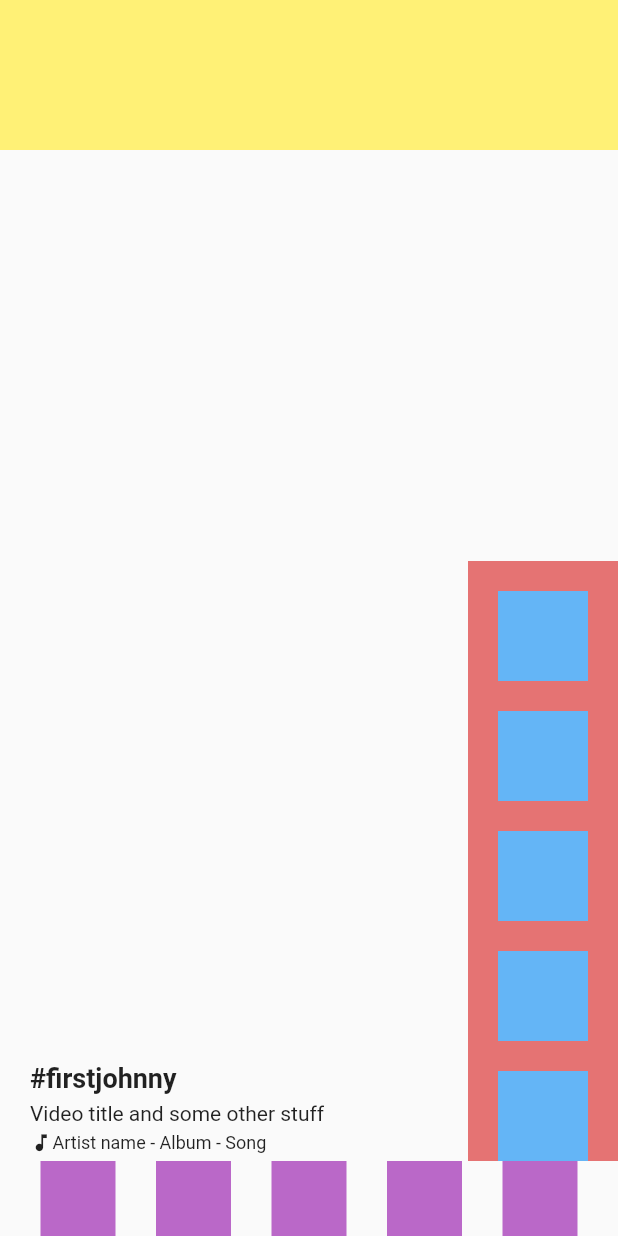
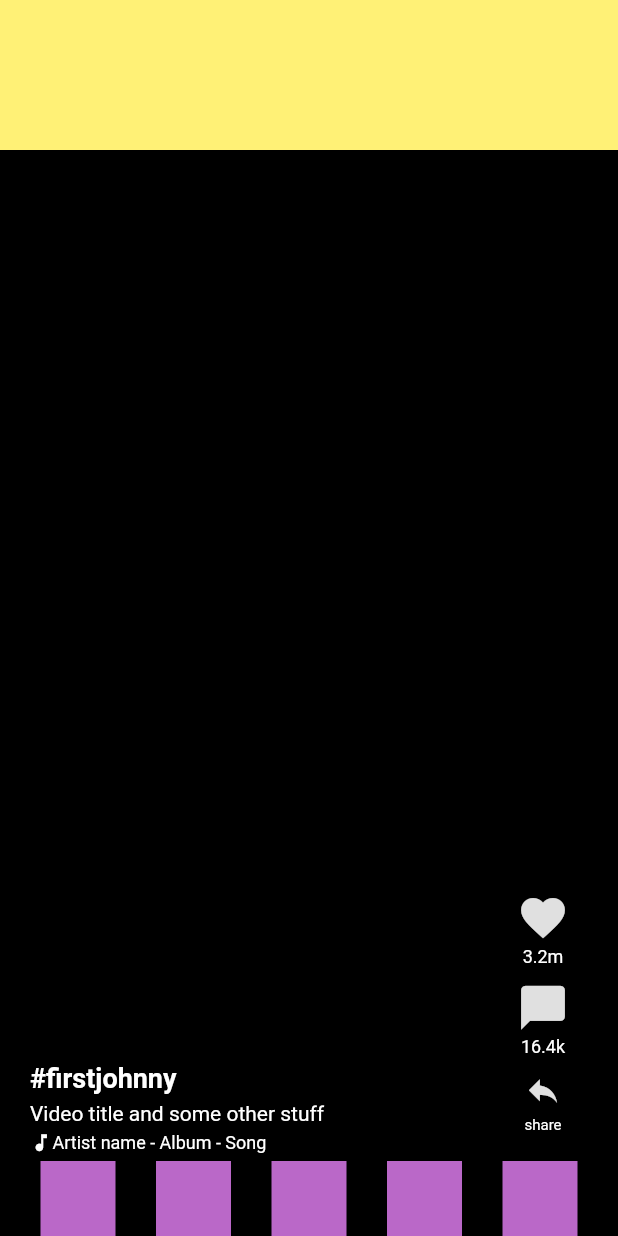
Before and after one commit to FernandoMay/tiktok, a Flutter app: the screen it shows after launch, on a phone screen of 412 x 824 dp. Run offline on Flutter 3.47's test engine with Material 2 defaults, Android fonts, the phone set to English and light mode, and no system bars.

Commit message:
blackback

```diff
--- a/lib/main.dart
+++ b/lib/main.dart
@@ -10,7 +10,10 @@ class MyApp extends StatelessWidget {
       title: 'TikTok',
       debugShowCheckedModeBanner: false,
       theme: ThemeData(
-        primarySwatch: Colors.indigo,
+        textTheme: Theme.of(context).textTheme.apply(
+              bodyColor: Colors.white,
+              displayColor: Colors.white,
+            ),
       ),
       home: MyHomePage(),
     );
@@ -46,6 +49,7 @@ class _MyHomePageState extends State<MyHomePage> {
                 children: <Widget>[
                   Icon(
                     Icons.music_note,
+                    color: Colors.white,
                     size: 15.0,
                   ),
                   Text(
@@ -76,17 +80,37 @@ class _MyHomePageState extends State<MyHomePage> {
 
   Widget get actionsToolbar => Container(
         width: 100.0,
-        color: Colors.red[300],
         child: Column(
-            mainAxisSize: MainAxisSize.min,
-            children: List<Widget>.generate(
-                5,
-                (_) => Container(
-                      width: 60,
-                      height: 60,
-                      color: Colors.blue[300],
-                      margin: EdgeInsets.only(top: 20.0),
-                    ))),
+          mainAxisSize: MainAxisSize.min,
+          children: <Widget>[
+            _socialAction(icon: Icons.favorite, title: "3.2m"),
+            _socialAction(icon: Icons.chat_bubble, title: "16.4k"),
+            _socialAction(icon: Icons.reply, title: "share", isShare: true),
+          ],
+        ),
+      );
+
+  Widget _socialAction({String title, IconData icon, bool isShare = false}) =>
+      Container(
+        width: 60.0,
+        height: 60.0,
+        child: Column(
+          children: <Widget>[
+            Icon(
+              icon,
+              size: isShare ? 25.0 : 35.0,
+              color: Colors.grey[300],
+            ),
+            Padding(
+              padding: EdgeInsets.only(top: isShare ? 5.0 : 2.0),
+              child: Text(
+                title,
+                style: TextStyle(
+                    fontSize: isShare ? 10.0 : 12.0, color: Colors.white),
+              ),
+            ),
+          ],
+        ),
       );
 
   Widget get middleSection => Expanded(
@@ -114,6 +138,7 @@ class _MyHomePageState extends State<MyHomePage> {
   @override
   Widget build(BuildContext context) {
     return Scaffold(
+      backgroundColor: Colors.black,
       body: Column(
         children: <Widget>[
           topSection,
```
